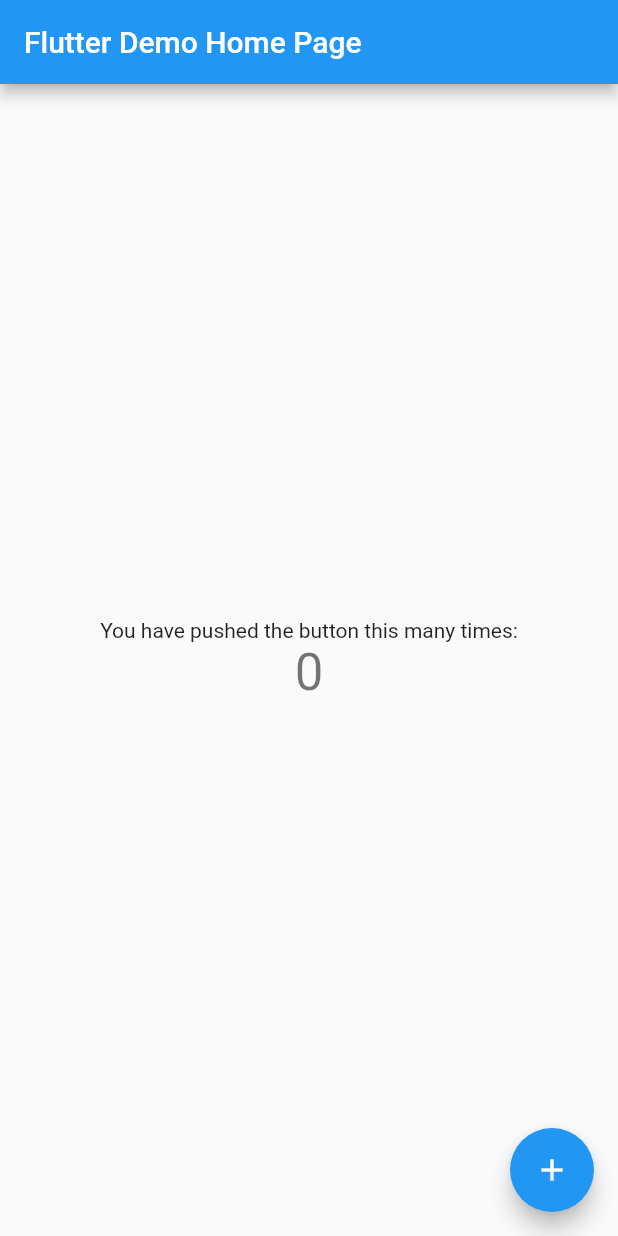
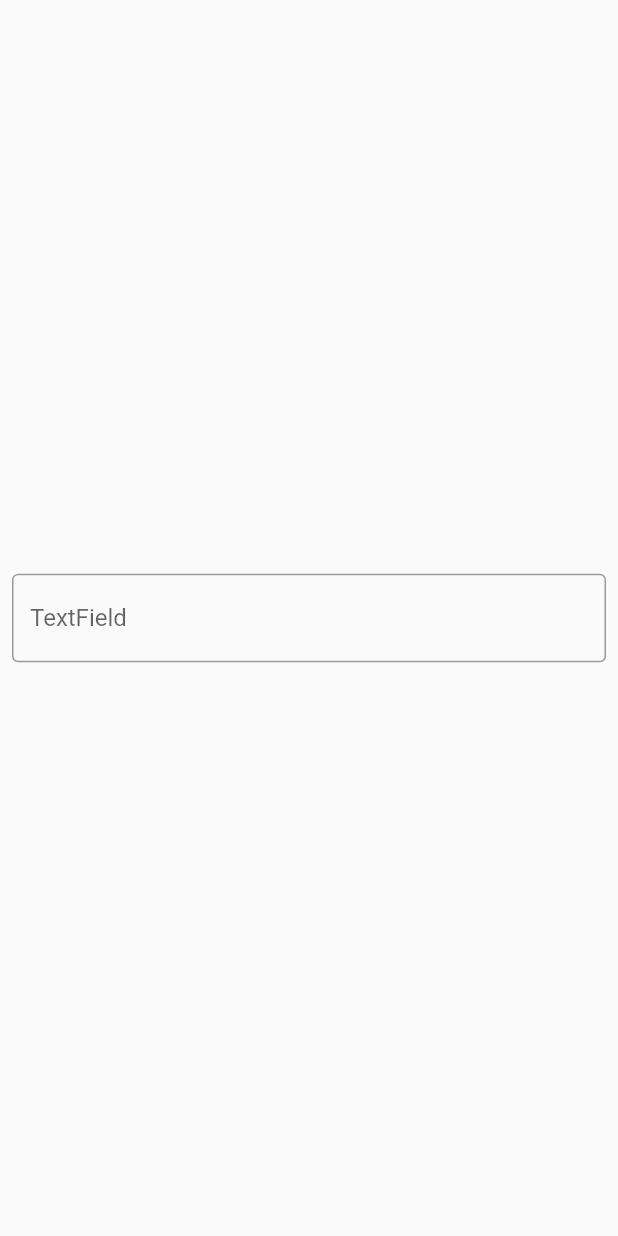
Before and after one commit to ThiagoEvoa/dojo_flutter, a Flutter app: the screen it shows after launch, on a phone screen of 412 x 824 dp. Run offline on Flutter 3.47's test engine with Material 2 defaults, Android fonts, the phone set to English and light mode, and no system bars.

Commit message:
Commit TextField

```diff
--- a/treinamento_flutter/flutter_app/lib/main.dart
+++ b/treinamento_flutter/flutter_app/lib/main.dart
@@ -10,53 +10,29 @@ class MyApp extends StatelessWidget {
       theme: ThemeData(
         primarySwatch: Colors.blue,
       ),
-      home: MyHomePage(title: 'Flutter Demo Home Page'),
+      home: Home(),
     );
   }
 }
 
-class MyHomePage extends StatefulWidget {
-  MyHomePage({Key key, this.title}) : super(key: key);
-
-  final String title;
-
-  @override
-  _MyHomePageState createState() => _MyHomePageState();
-}
-
-class _MyHomePageState extends State<MyHomePage> {
-  int _counter = 0;
-
-  void _incrementCounter() {
-    setState(() {
-      _counter++;
-    });
-  }
-
+class Home extends StatelessWidget {
   @override
   Widget build(BuildContext context) {
-    return Scaffold(
-      appBar: AppBar(
-        title: Text(widget.title),
-      ),
-      body: Center(
-        child: Column(
-          mainAxisAlignment: MainAxisAlignment.center,
-          children: <Widget>[
-            Text(
-              'You have pushed the button this many times:',
+    return Material(
+      child: Center(
+        child: Padding(
+          padding: EdgeInsets.all(8),
+          child: TextField(
+            decoration: InputDecoration(
+              labelText: "TextField",
+              border: OutlineInputBorder(
+                borderRadius: BorderRadius.all(
+                  Radius.circular(4),
+                ),
+              ),
             ),
-            Text(
-              '$_counter',
-              style: Theme.of(context).textTheme.display1,
-            ),
-          ],
+          ),
         ),
-      ),
-      floatingActionButton: FloatingActionButton(
-        onPressed: _incrementCounter,
-        tooltip: 'Increment',
-        child: Icon(Icons.add),
       ),
     );
   }
```
